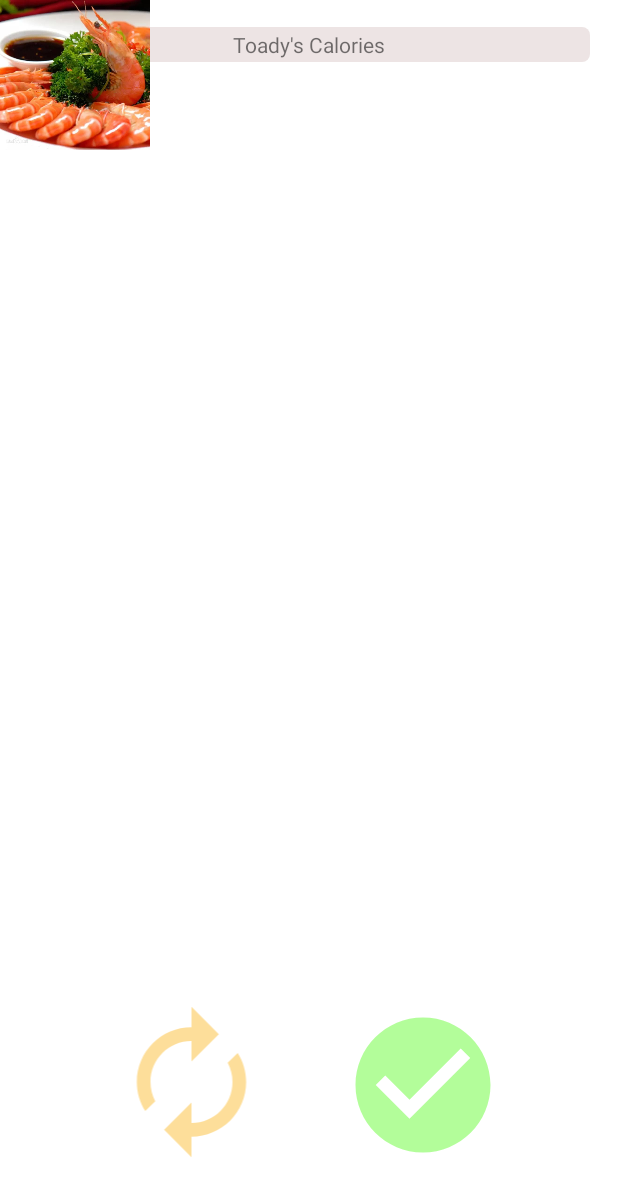
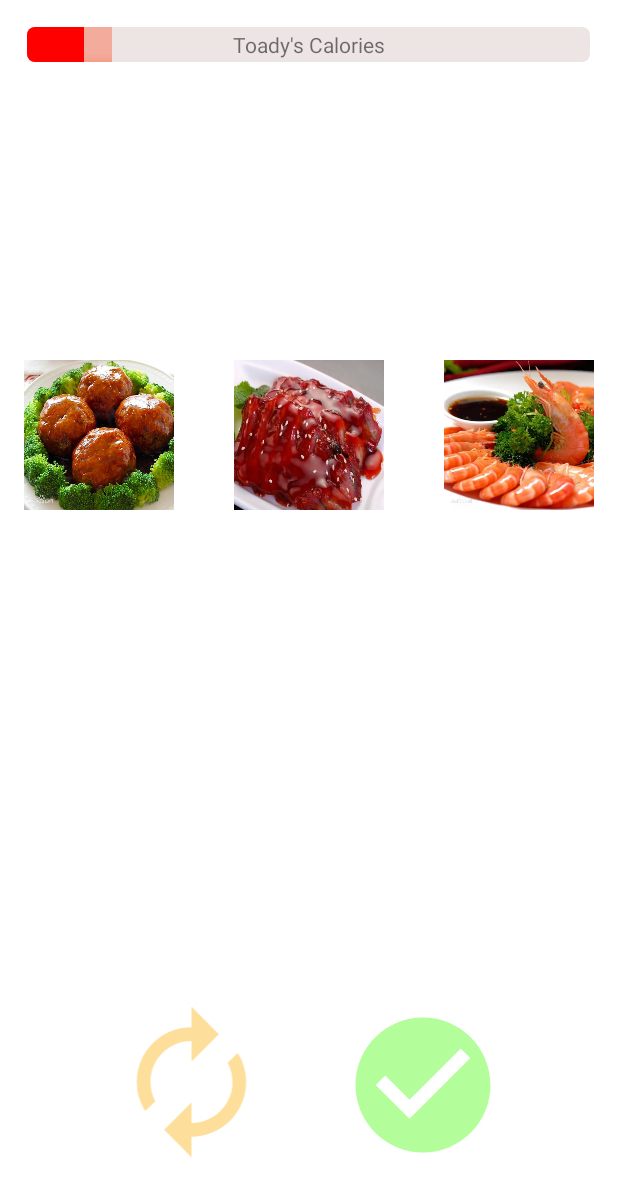
Before and after one commit to paceuniversity/cs389f2022team4, an Android app: the Randomrecipes screen opened directly, with no data from a screen before it, on a phone screen of 412 x 824 dp. Shown: the top 1196 px of the screen. Run offline under Robolectric (Android 15) with nearby library versions, the phone set to English and light mode, and no system bars.

Commit message:
new random page method and recipe class by Xiaofeng

```diff
--- a/app/src/main/java/com/example/kirinrecipe/Randomrecipes.java
+++ b/app/src/main/java/com/example/kirinrecipe/Randomrecipes.java
@@ -2,15 +2,26 @@ package com.example.kirinrecipe;
 
 import androidx.appcompat.app.AppCompatActivity;
 
+import android.graphics.drawable.Drawable;
 import android.os.Bundle;
 import android.util.Log;
+import android.view.View;
+import android.widget.ImageView;
+
+import java.util.Random;
 
 public class Randomrecipes extends BaseActivity {
-
+    ImageView LeftImage;
+    ImageView MiddleImage;
+    ImageView RightImage;
     @Override
     protected void onCreate(Bundle savedInstanceState) {
         super.onCreate(savedInstanceState);
         setContentView(R.layout.activity_randomrecipes);
+
+        LeftImage = findViewById(R.id.RandomImageLeft);
+        MiddleImage = findViewById(R.id.RandomImageMiddle);
+        RightImage = findViewById(R.id.RandomImageRight);
         Log.d("", "Calorie2"+Calorie);
     }
     @Override
@@ -18,4 +29,11 @@ public class Randomrecipes extends BaseActivity {
         CreateProgress();
         super.onStart();
     }
+
+    public void Random(View view) {
+        recipe r = MyrecipeList.GetRandomRecipe();
+        LeftImage.setImageResource(r.ImageId);
+        ModifyTempCalorie(r.perCalorie);
+        Log.d("", "RecipeList"+MyrecipeList.GetImageId(0));
+    }
 }
--- /dev/null
+++ b/app/src/main/java/com/example/kirinrecipe/RecipeList.java
@@ -0,0 +1,23 @@
+package com.example.kirinrecipe;
+
+public class RecipeList {
+    recipe[] list = new recipe[10];
+    RecipeList(){
+        list[0]=new recipe(R.drawable.scalded_prawns,150);
+        list[1]=new recipe(R.drawable.char_siu,200);
+    }
+    public int GetImageId(int index){
+        return list[index].ImageId;
+    }
+    public recipe GetRandomRecipe(){
+        return (Math.random()<0.5)?list[0]:list[1];
+    }
+}
+class recipe{
+    int ImageId;
+    int perCalorie;
+    recipe(int ImageId, int perCalorie){
+        this.ImageId=ImageId;
+        this.perCalorie = perCalorie;
+    }
+}
--- a/app/src/main/res/layout/activity_randomrecipes.xml
+++ b/app/src/main/res/layout/activity_randomrecipes.xml
@@ -12,6 +12,7 @@
         android:layout_marginStart="72dp"
         android:layout_marginBottom="48dp"
         android:src="@drawable/rr_icon"
+        android:onClick="Random"
         app:layout_constraintBottom_toBottomOf="parent"
         app:layout_constraintStart_toStartOf="parent" />
 
@@ -26,34 +27,42 @@
         app:layout_constraintStart_toStartOf="parent" />
 
     <include
-        layout="@layout/caloreis_v2_layout"/>
+        android:id="@+id/include2"
+        layout="@layout/caloreis_v2_layout" />
 
     <ImageView
-        android:id="@+id/imageView6"
+        android:id="@+id/RandomImageLeft"
         android:layout_width="100dp"
         android:layout_height="100dp"
+        android:layout_marginTop="180dp"
         android:scaleType="fitXY"
-        app:srcCompat="@drawable/braised_pork_balls_in_gravy"
-        tools:layout_editor_absoluteX="16dp"
-        tools:layout_editor_absoluteY="235dp" />
+        app:layout_constraintEnd_toStartOf="@+id/RandomImageMiddle"
+        app:layout_constraintHorizontal_bias="0.29"
+        app:layout_constraintStart_toStartOf="parent"
+        app:layout_constraintTop_toBottomOf="@+id/include2"
+        app:srcCompat="@drawable/braised_pork_balls_in_gravy" />
 
     <ImageView
-        android:id="@+id/imageView7"
+        android:id="@+id/RandomImageMiddle"
         android:layout_width="100dp"
         android:layout_height="100dp"
+        android:layout_marginTop="180dp"
+        android:layout_marginEnd="40dp"
         android:scaleType="fitXY"
-        app:srcCompat="@drawable/char_siu"
-        tools:layout_editor_absoluteX="155dp"
-        tools:layout_editor_absoluteY="235dp" />
+        app:layout_constraintEnd_toStartOf="@+id/RandomImageRight"
+        app:layout_constraintTop_toBottomOf="@+id/include2"
+        app:srcCompat="@drawable/char_siu" />
 
     <ImageView
-        android:id="@+id/imageView8"
+        android:id="@+id/RandomImageRight"
         android:layout_width="100dp"
         android:layout_height="100dp"
+        android:layout_marginTop="180dp"
+        android:layout_marginEnd="16dp"
         android:adjustViewBounds="true"
-        app:srcCompat="@drawable/scalded_prawns"
-        tools:layout_editor_absoluteX="295dp"
-        tools:layout_editor_absoluteY="235dp" />
+        app:layout_constraintEnd_toEndOf="parent"
+        app:layout_constraintTop_toBottomOf="@+id/include2"
+        app:srcCompat="@drawable/scalded_prawns" />
 
 
 </androidx.constraintlayout.widget.ConstraintLayout>
```
Also changed, not shown: app/src/main/java/com/example/kirinrecipe/BaseActivity.java (+35 -1 lines), 1 other file.
